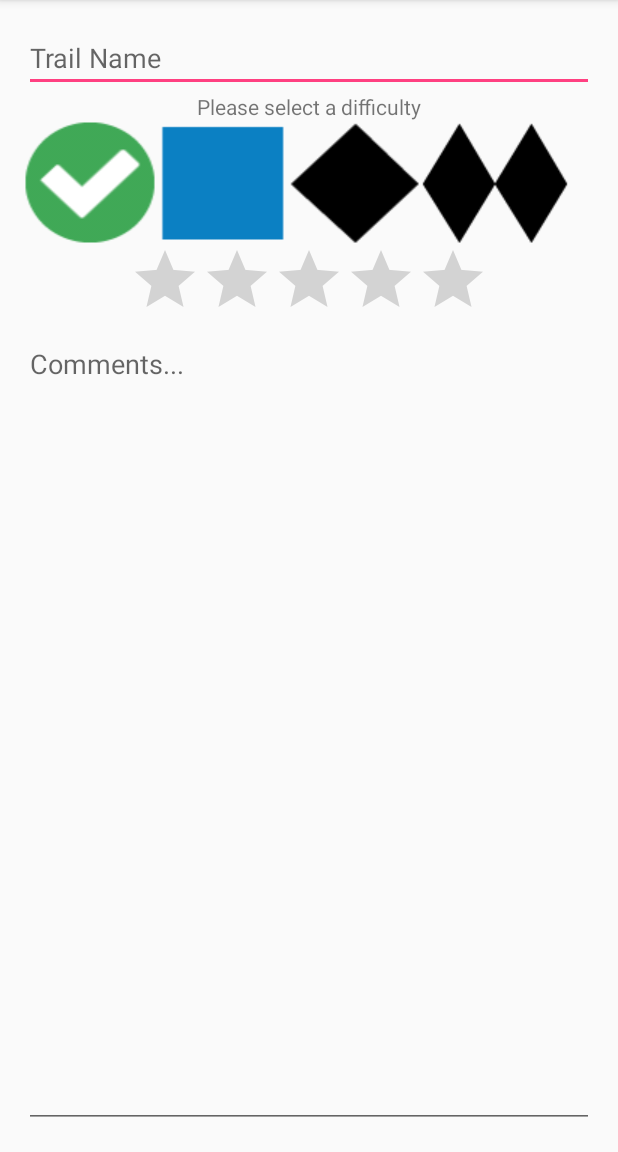
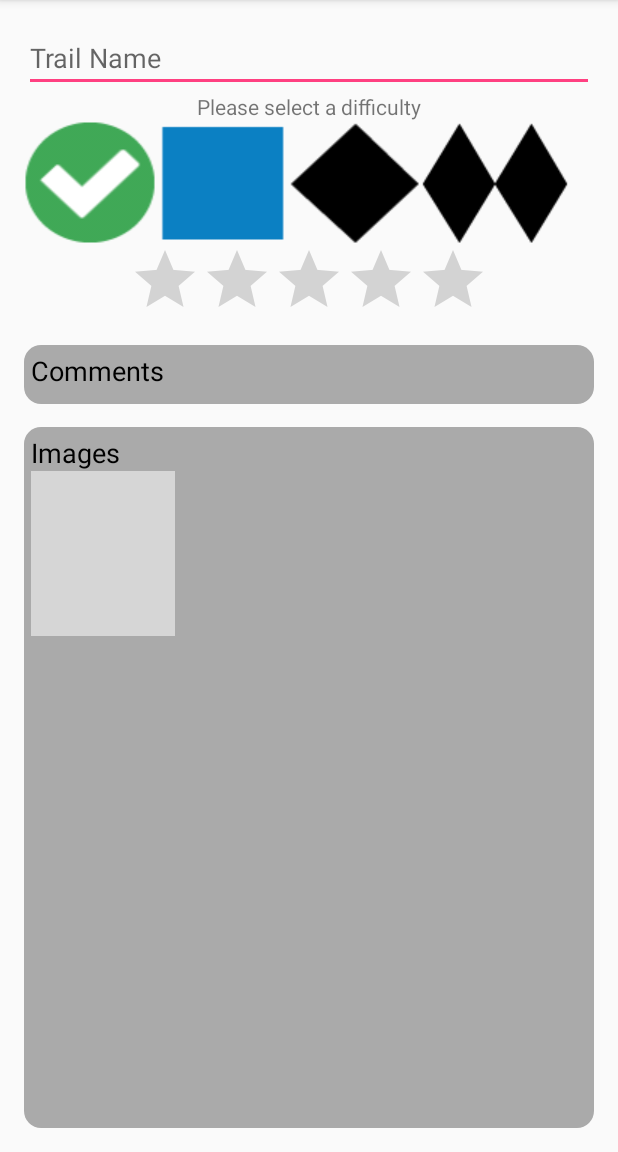
Before and after one commit to thePurpleMonkey/cs496-spring2016, an Android app: the screen it shows after launch (EditTrail before the commit, EditTrailActivity after it), after a tap on "NA", on a phone screen of 412 x 824 dp, the part 84-1236 px from its top. Run offline under Robolectric (Android 15) with nearby library versions, the phone set to English and light mode, and no system bars; 1 statement that could not run was skipped; grey boxes are pictures that could not be loaded.

```diff
--- a/BestSlopes2/app/src/main/AndroidManifest.xml
+++ b/BestSlopes2/app/src/main/AndroidManifest.xml
@@ -21,7 +21,7 @@
                 <category android:name="android.intent.category.LAUNCHER" />
             </intent-filter>
         </activity>
-        <activity android:name=".EditTrail" />
+        <activity android:name=".EditTrailActivity" />
         <activity
             android:name=".SettingsActivity"
             android:label="@string/title_activity_settings" />
--- /dev/null
+++ b/BestSlopes2/app/src/main/java/com/best_slopes/bestslopes/EditTrailActivity.java
@@ -0,0 +1,199 @@
+package com.best_slopes.bestslopes;
+
+import android.content.Context;
+import android.content.Intent;
+import android.graphics.Rect;
+import android.os.Bundle;
+import android.support.v7.app.AppCompatActivity;
+import android.util.Log;
+import android.view.KeyEvent;
+import android.view.Menu;
+import android.view.MenuItem;
+import android.view.MotionEvent;
+import android.view.View;
+import android.view.inputmethod.EditorInfo;
+import android.view.inputmethod.InputMethodManager;
+import android.widget.EditText;
+import android.widget.GridView;
+import android.widget.LinearLayout;
+import android.widget.ListView;
+import android.widget.RatingBar;
+import android.widget.TextView;
+import android.widget.ToggleButton;
+
+public class EditTrailActivity extends AppCompatActivity {
+    private static final int[] toggles = {R.id.toggle_easy, R.id.toggle_medium, R.id.toggle_difficult,
+            R.id.toggle_extremely_difficult};
+    private Trail trail;
+    @Override
+    protected void onCreate(Bundle savedInstanceState) {
+        super.onCreate(savedInstanceState);
+        setContentView(R.layout.activity_edit_trail);
+        Bundle b = getIntent().getExtras();
+        int id = b.getInt("Trail_ID");
+        if (id != -1) { // John: if an existing trail will be edited
+            this.trail = DatabaseContract.LoadTrailTask.getTrailByID(this, id);
+        }
+        else {
+            this.trail = new Trail();
+        }
+        //Allow icon to be displayed in ActionBar
+        android.support.v7.app.ActionBar actionBar = getSupportActionBar();
+        actionBar.setDisplayShowHomeEnabled(true);
+        actionBar.setIcon(R.mipmap.ic_launcher);
+        fillFields();
+    }
+
+    private void fillFields() {
+        ListView lv = (ListView) findViewById(R.id.commentsListView);
+        lv.setOnTouchListener(new View.OnTouchListener() {
+            // Setting on Touch Listener for handling the touch inside ScrollView
+            @Override
+            public boolean onTouch(View v, MotionEvent event) {
+                // Disallow the touch request for parent scroll on touch of child view
+                v.getParent().requestDisallowInterceptTouchEvent(true);
+                return false;
+            }
+        });
+
+        GridView gv = (GridView) findViewById(R.id.imageGridView);
+
+        gv.setOnTouchListener(new View.OnTouchListener() {
+            // Setting on Touch Listener for handling the touch inside ScrollView
+            @Override
+            public boolean onTouch(View v, MotionEvent event) {
+                v.getParent().requestDisallowInterceptTouchEvent(true);
+                return false;
+            }
+        });
+        ((GridView) findViewById(R.id.imageGridView)).setAdapter(new ImageAdapter(this, trail));
+        ListView commentsView = ((ListView) findViewById(R.id.commentsListView));
+        commentsView.setAdapter(new CommentAdapter(this, trail, commentsView));
+        commentsView.setSelection(trail.getCommentsList().size()-1);
+        if (this.trail.isNew()) {
+            commentsView.setLayoutParams(new LinearLayout.LayoutParams(LinearLayout.LayoutParams.MATCH_PARENT, LinearLayout.LayoutParams.WRAP_CONTENT));
+        }
+        else {
+            ((TextView) findViewById(R.id.edit_trail_name)).setText(trail.getName());
+            ((ToggleButton) findViewById(toggles[0])).setChecked(false);
+            ((ToggleButton) findViewById(toggles[trail.getDifficulty()-1])).setChecked(true);
+            ((RatingBar) findViewById(R.id.edit_rating)).setRating(trail.getRating());
+        }
+    }
+
+    public void difficultyChanged(View view) {
+        ToggleButton clicked = (ToggleButton) view;
+
+        for (int id : toggles) {
+            ToggleButton button = (ToggleButton) findViewById(id);
+            button.setChecked(false);
+        }
+
+        clicked.setChecked(true);
+    }
+
+    @Override
+    public boolean onCreateOptionsMenu(Menu menu) {
+        super.onCreateOptionsMenu(menu);
+        getMenuInflater().inflate(R.menu.save_menu_bar, menu);
+        return true;
+    }
+
+    @Override
+    public boolean onOptionsItemSelected(MenuItem item) {
+        switch (item.getItemId()) {
+            case R.id.action_save:
+                Trail editedTrail = redTrailFromScreen();
+                if (!this.trail.isNew()) {
+                    Log.d("Database", "Starting update AsyncTask...");
+                    editedTrail.setId(this.trail.getId());
+                    new DatabaseContract.UpdateTrailTask(this).execute(editedTrail);
+                    Intent returnIntent = new Intent();
+                    returnIntent.putExtra("Trail_ID", trail.getId());
+                    setResult(RESULT_OK,returnIntent);
+                }
+                else {
+                    Log.d("Database", "Starting save AsyncTask...");
+                    editedTrail.setOld();
+                    new DatabaseContract.SaveTrailTask(this).execute(editedTrail);
+                }
+                finish();
+                return true;
+            default:
+                return super.onOptionsItemSelected(item);
+        }
+    }
+
+
+    private Trail redTrailFromScreen() {
+        EditText trailName = (EditText) findViewById(R.id.edit_trail_name);
+        RatingBar ratingBar = (RatingBar) findViewById(R.id.edit_rating);
+
+        Trail trail = new Trail();
+
+        trail.setName(trailName.getText().toString());
+        trail.setRating((int) ratingBar.getRating() * 2);
+        for (String comment : this.trail.getCommentsList()) {
+            trail.addComment(comment);
+        }
+
+        for (String imagePath : this.trail.getImagePaths()) {
+            trail.addImagePath(imagePath);
+        }
+
+        // Gather data from layout objects
+        // Determine difficulty
+        trail.setDifficulty(DatabaseContract.TrailContract.INVALID_DIFFICULTY);
+        for (int id : toggles) {
+            ToggleButton button = (ToggleButton) findViewById(id);
+            if (button.isChecked()) {
+                switch (button.getId()) {
+                    case R.id.toggle_easy:
+                        trail.setDifficulty(DatabaseContract.TrailContract.EASY_DIFFICULTY);
+                        break;
+
+                    case R.id.toggle_medium:
+                        trail.setDifficulty(DatabaseContract.TrailContract.MEDIUM_DIFFICULTY);
+                        break;
+
+                    case R.id.toggle_difficult:
+                        trail.setDifficulty(DatabaseContract.TrailContract.DIFFICULT_DIFFICULTY);
+                        break;
+
+                    case R.id.toggle_extremely_difficult:
+                        trail.setDifficulty(DatabaseContract.TrailContract.EXTREME_DIFFICULTY);
+                        break;
+
+                    default:
+                        trail.setDifficulty(DatabaseContract.TrailContract.INVALID_DIFFICULTY);
+                        break;
+                }
+            }
+        }
+        return trail;
+    }
+
+    @Override
+    public boolean dispatchTouchEvent(MotionEvent event) {
+        int actionId = event.getAction();
+        if (actionId == EditorInfo.IME_ACTION_SEARCH ||
+                actionId == EditorInfo.IME_ACTION_DONE ||
+                event.getAction() == KeyEvent.ACTION_DOWN) {
+            View v = getCurrentFocus();
+            if (v instanceof EditText) {
+                Rect outRect = new Rect();
+                v.getGlobalVisibleRect(outRect);
+                if (!outRect.contains((int) event.getRawX(), (int) event.getRawY())) {
+                    InputMethodManager imm = (InputMethodManager) getSystemService(Context.INPUT_METHOD_SERVICE);
+                    imm.hideSoftInputFromWindow(v.getWindowToken(), 0);
+                    v.clearFocus();
+                    if (v.getId() == R.id.commentField) {
+                        ((EditText) v).setText("");
+                    }
+                }
+            }
+        }
+        return super.dispatchTouchEvent(event);
+    }
+
+}
--- a/BestSlopes2/app/src/main/java/com/best_slopes/bestslopes/ImageAdapter.java
+++ b/BestSlopes2/app/src/main/java/com/best_slopes/bestslopes/ImageAdapter.java
@@ -36,19 +36,28 @@ public class ImageAdapter extends BaseAdapter {
     private static LayoutInflater inflater=null;
 
     public ImageAdapter(AppCompatActivity mainActivity, Trail trail) {
+        this.context = mainActivity;
+        inflater = ( LayoutInflater )context.getSystemService(Context.LAYOUT_INFLATER_SERVICE);
+        loadImages(trail);
+    }
+
+    private void loadImages(Trail trail) {
         if(baseDir == null)
             baseDir = Environment.getExternalStorageDirectory().getAbsolutePath();
-        this.context = mainActivity;
-        inflater = ( LayoutInflater )context.getSystemService(Context.LAYOUT_INFLATER_SERVICE);
-        this.imagePaths = new ArrayList<>(trail.getImagePaths());
-        getDebuggingImages(); // JUST FOR DEBUGGING
+        if (!trail.isNew()) {
+            this.imagePaths = new ArrayList<>(trail.getImagePaths());
+            getDebuggingImages(); // JUST FOR DEBUGGING
+        }
+        else {
+            this.imagePaths = new ArrayList<>();
+        }
         this.imagePaths.add(ADD_IMAGE_ICON);
     }
 
     private void getDebuggingImages() {
         this.imagePaths = new ArrayList<>();
         for (int i = 1; i < 8; i += 1) {
-            imagePaths.add(baseDir + File.separator + "DCIM/BestSlopes2/IMG_0" + i + ".JPG");
+            imagePaths.add("DCIM/BestSlopes2/IMG_0" + i + ".JPG");
         }
     }
     public int getCount() {
@@ -102,7 +111,7 @@ public class ImageAdapter extends BaseAdapter {
         private Bitmap getBitmapFromPath(){
             Bitmap result = null;
             try {
-                File f= new File(this.imagePath);
+                File f= new File(baseDir + File.separator + this.imagePath);
                 if(f.exists()) {
                     BitmapFactory.Options bmOptions = new BitmapFactory.Options();
                     result = BitmapFactory.decodeFile(f.getAbsolutePath(), bmOptions);
--- a/BestSlopes2/app/src/main/java/com/best_slopes/bestslopes/MainActivity.java
+++ b/BestSlopes2/app/src/main/java/com/best_slopes/bestslopes/MainActivity.java
@@ -63,7 +63,7 @@ public class MainActivity extends AppCompatActivity {
         Trail[] trailsArray = task.getResults();
         trails = new SparseArray<Trail>(); // Jhon: Used SparseArray<> for better performance
         for(Trail trail : trailsArray) {
-            trails.put(trail.getId(), trail);
+           trails.put(trail.getId(), trail);
         }
         //verifies list is not empty!
         //TODO: add a row item that says "Add item..." when empty
@@ -96,7 +96,8 @@ public class MainActivity extends AppCompatActivity {
                 return true;
 
             case R.id.action_add_run:
-                Intent editTrailIntent = new Intent(this, EditTrail.class);
+                Intent editTrailIntent = new Intent(this, EditTrailActivity.class);
+                editTrailIntent.putExtra("Trail_ID", -1); // John: -1 means trail will be created, not edited
                 startActivity(editTrailIntent);
                 return true;
 
--- a/BestSlopes2/app/src/main/java/com/best_slopes/bestslopes/Trail.java
+++ b/BestSlopes2/app/src/main/java/com/best_slopes/bestslopes/Trail.java
@@ -6,11 +6,12 @@ import java.util.ArrayList;
  * Created by Michael Humphrey on 4/22/2016.
  */
 public class Trail {
+    private int id;
     private String name;
     private float rating;
     private int difficulty;
     private String comments;
-    private int id;
+    private boolean isNew;
     private ArrayList<String> imagePaths; // Jhon: we should also handle with this
 
     public Trail() {
@@ -19,6 +20,7 @@ public class Trail {
         this.difficulty = 0;
         this.comments = "";
         this.id = -1;
+        this.isNew = true;
         this.imagePaths = new ArrayList<String>();
     }
 
@@ -28,6 +30,7 @@ public class Trail {
         this.difficulty = difficulty;
         this.comments = "";
         this.id = -1;
+        this.isNew = true;
         this.imagePaths = new ArrayList<String>();
     }
 
@@ -37,6 +40,7 @@ public class Trail {
         this.difficulty = difficulty;
         this.comments = comments;
         this.id = -1;
+        this.isNew = true;
         this.imagePaths = new ArrayList<String>();
     }
 
@@ -46,6 +50,7 @@ public class Trail {
         this.difficulty = difficulty;
         this.comments = comments;
         this.id = id;
+        this.isNew = true;
         this.imagePaths = new ArrayList<String>();
     }
 
@@ -121,10 +126,18 @@ public class Trail {
 
     public void addImagePath(String imagePath) { imagePaths.add(imagePath); }
 
+    public boolean isNew() {
+        return isNew;
+    }
+
+    public void setOld() {
+        isNew = false;
+    }
 
     public String toString() {
-        String result = "ID: " + id + ", Name: " + name + ", Rating: " + rating + ", Difficulty: " +
-                difficulty + ", Comments: \"" +comments + "\", Paths: [";
+        String result = "ID: " + id + ", isNew: " + isNew + ", Name: " + name +
+                ", Rating: " + rating + ", Difficulty: " +difficulty +
+                ", Comments: \"" +comments + "\", Paths: [";
 
         for (String path : getImagePaths()) {
             result += path;
--- a/BestSlopes2/app/src/main/res/drawable/grid_view_background.xml
+++ b/BestSlopes2/app/src/main/res/drawable/grid_view_background.xml
@@ -6,11 +6,6 @@
     <solid
         android:color="@android:color/darker_gray" >
     </solid>
-
-    <stroke
-        android:width="2dp"
-        android:color="@android:color/black" >
-    </stroke>
 
     <padding
         android:left="5dp"
--- a/BestSlopes2/app/src/main/res/layout/activity_edit_trail.xml
+++ b/BestSlopes2/app/src/main/res/layout/activity_edit_trail.xml
@@ -8,8 +8,15 @@
     android:paddingRight="@dimen/activity_horizontal_margin"
     android:paddingTop="@dimen/activity_vertical_margin"
     android:orientation="vertical"
-    tools:context="com.best_slopes.bestslopes.EditTrail">
+    tools:context=".EditTrailActivity">
 
+    <ScrollView
+        android:layout_width="fill_parent"
+        android:layout_height="wrap_content">
+        <LinearLayout
+            android:layout_width="fill_parent"
+            android:layout_height="match_parent"
+            android:orientation="vertical">
     <EditText
         android:layout_width="match_parent"
         android:layout_height="wrap_content"
@@ -73,12 +80,74 @@
         android:id="@+id/edit_rating"
         android:numStars="5" />
 
-    <EditText
-        android:id="@+id/edit_comments"
+    <Space
         android:layout_width="match_parent"
-        android:layout_height="fill_parent"
-        android:inputType="text|textCapSentences|textAutoCorrect|textMultiLine"
-        android:gravity="top|left"
-        android:hint="@string/edit_description_hint"
-        android:lines="5"/>
+        android:layout_height="10dp"
+        android:layout_gravity="center_horizontal" />
+
+    <LinearLayout
+        android:orientation="vertical"
+        android:layout_width="match_parent"
+        android:layout_height="wrap_content"
+
+        android:layout_gravity="center_horizontal"
+        android:background="@drawable/grid_view_background">
+
+        <TextView
+            android:layout_width="wrap_content"
+            android:layout_height="wrap_content"
+            android:textAppearance="?android:attr/textAppearanceMedium"
+            android:text="@string/comments"
+            android:textColor="@android:color/black"
+            android:id="@+id/commentsTitleText" />
+
+        <Space
+            android:layout_width="match_parent"
+            android:layout_height="5dp"
+            android:layout_gravity="center_horizontal" />
+
+        <ListView
+            android:layout_width="match_parent"
+            android:layout_height="120dp"
+            android:minHeight="180dp"
+            android:id="@+id/commentsListView"
+            android:layout_gravity="center_horizontal" />
+
+    </LinearLayout>
+    <Space
+        android:layout_width="match_parent"
+        android:layout_height="15dp"
+        android:layout_gravity="center_horizontal" />
+
+        </LinearLayout>
+    </ScrollView>
+
+    <LinearLayout
+    android:orientation="vertical"
+    android:layout_width="match_parent"
+    android:layout_height="match_parent"
+    android:layout_gravity="center_horizontal"
+    android:background="@drawable/grid_view_background"
+    android:textColor="@android:color/transparent" >
+
+    <TextView
+        android:layout_width="wrap_content"
+        android:layout_height="wrap_content"
+        android:textAppearance="?android:attr/textAppearanceMedium"
+        android:text="@string/images"
+        android:textColor="@android:color/black"
+        android:id="@+id/imagesTitleText" />
+
+    <GridView
+        android:id="@+id/imageGridView"
+        android:layout_width="match_parent"
+        android:layout_height="wrap_content"
+        android:numColumns="2"
+        android:verticalSpacing="5dp"
+        android:horizontalSpacing="5dp"
+        android:stretchMode="columnWidth"
+        android:gravity="center" />
 </LinearLayout>
+
+
+</LinearLayout>
```
Also changed, not shown: BestSlopes2/app/src/main/java/com/best_slopes/bestslopes/DatabaseContract.java (+21 -0 lines), BestSlopes2/app/src/main/java/com/best_slopes/bestslopes/EditTrail.java (deleted, +0 -103 lines), BestSlopes2/app/src/main/java/com/best_slopes/bestslopes/ViewTrailActivity.java (+50 -22 lines), BestSlopes2/app/src/main/java/com/best_slopes/bestslopes/commentAdapter.java (+41 -16 lines), BestSlopes2/app/src/main/res/drawable/edit_text_background.xml (added, +18 -0 lines), BestSlopes2/app/src/main/res/menu/edit_menu_bar.xml (added, +10 -0 lines), BestSlopes2/app/src/main/res/drawable/edit_button_128.png (added).
